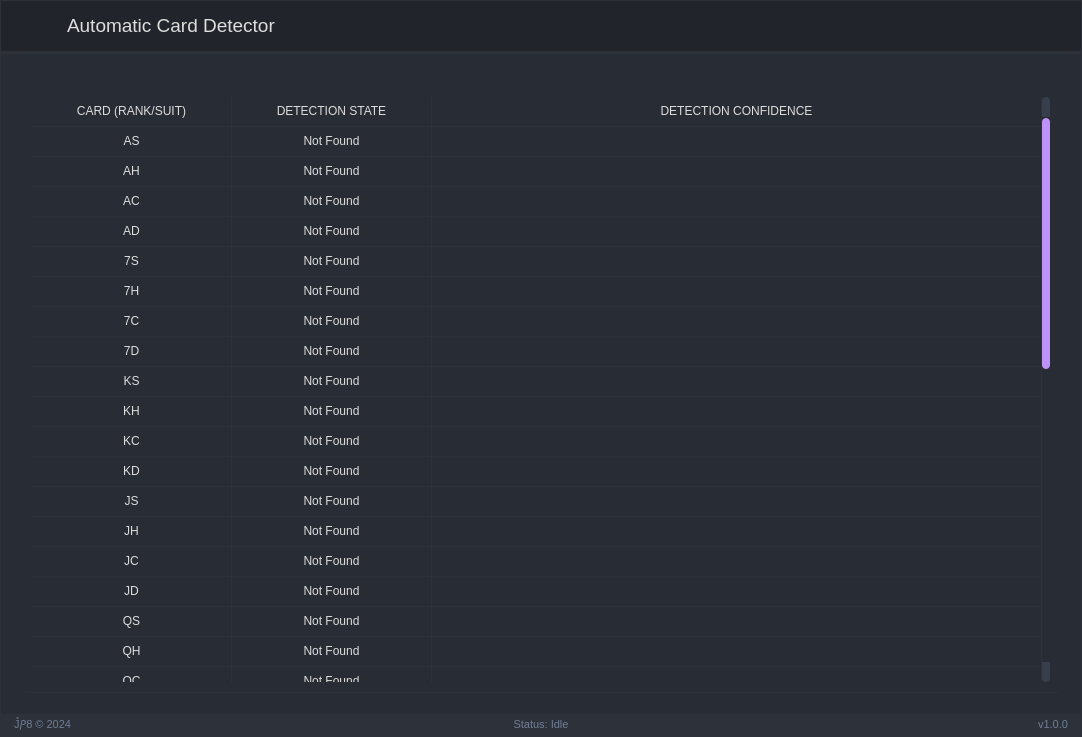
Qt form main.ui (8JP8/CardDetectorApp) before a commit.
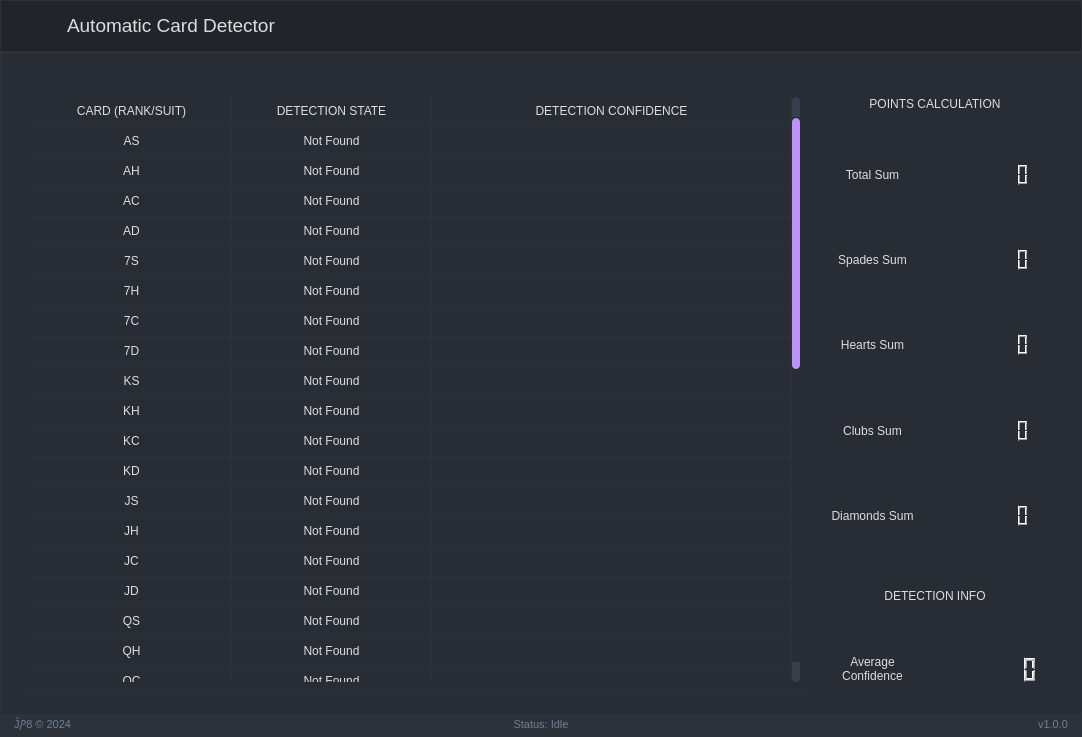
The same form after that commit. The open tabs and pages were chosen to show the change. Icons and pictures are not drawn.

The edit to the form file:
```diff
--- a/main.ui
+++ b/main.ui
@@ -2564,6 +2564,9 @@
                             <property name="frameShape">
                              <enum>QFrame::NoFrame</enum>
                             </property>
+                            <property name="lineWidth">
+                             <number>1</number>
+                            </property>
                             <property name="verticalScrollBarPolicy">
                              <enum>Qt::ScrollBarAlwaysOn</enum>
                             </property>
@@ -3820,6 +3823,315 @@
                             </item>
                            </widget>
                           </item>
+                          <item>
+                           <layout class="QVBoxLayout" name="verticalLayout_9">
+                            <item>
+                             <spacer name="verticalSpacer">
+                              <property name="orientation">
+                               <enum>Qt::Vertical</enum>
+                              </property>
+                              <property name="sizeType">
+                               <enum>QSizePolicy::Fixed</enum>
+                              </property>
+                              <property name="sizeHint" stdset="0">
+                               <size>
+                                <width>20</width>
+                                <height>10</height>
+                               </size>
+                              </property>
+                             </spacer>
+                            </item>
+                            <item>
+                             <widget class="QLabel" name="label">
+                              <property name="minimumSize">
+                               <size>
+                                <width>250</width>
+                                <height>0</height>
+                               </size>
+                              </property>
+                              <property name="text">
+                               <string>POINTS CALCULATION</string>
+                              </property>
+                              <property name="textFormat">
+                               <enum>Qt::AutoText</enum>
+                              </property>
+                              <property name="alignment">
+                               <set>Qt::AlignCenter</set>
+                              </property>
+                             </widget>
+                            </item>
+                            <item>
+                             <spacer name="verticalSpacer_2">
+                              <property name="orientation">
+                               <enum>Qt::Vertical</enum>
+                              </property>
+                              <property name="sizeType">
+                               <enum>QSizePolicy::Expanding</enum>
+                              </property>
+                              <property name="sizeHint" stdset="0">
+                               <size>
+                                <width>50</width>
+                                <height>50</height>
+                               </size>
+                              </property>
+                             </spacer>
+                            </item>
+                            <item>
+                             <layout class="QHBoxLayout" name="horizontalLayout_8" stretch="0,0">
+                              <property name="sizeConstraint">
+                               <enum>QLayout::SetDefaultConstraint</enum>
+                              </property>
+                              <property name="bottomMargin">
+                               <number>10</number>
+                              </property>
+                              <item>
+                               <widget class="QLabel" name="label_2">
+                                <property name="text">
+                                 <string>Total Sum</string>
+                                </property>
+                                <property name="alignment">
+                                 <set>Qt::AlignCenter</set>
+                                </property>
+                               </widget>
+                              </item>
+                              <item>
+                               <widget class="QLCDNumber" name="lcdNumber_2">
+                                <property name="digitCount">
+                                 <number>6</number>
+                                </property>
+                               </widget>
+                              </item>
+                             </layout>
+                            </item>
+                            <item>
+                             <spacer name="verticalSpacer_3">
+                              <property name="orientation">
+                               <enum>Qt::Vertical</enum>
+                              </property>
+                              <property name="sizeHint" stdset="0">
+                               <size>
+                                <width>20</width>
+                                <height>40</height>
+                               </size>
+                              </property>
+                             </spacer>
+                            </item>
+                            <item>
+                             <layout class="QHBoxLayout" name="horizontalLayout_9">
+                              <property name="topMargin">
+                               <number>0</number>
+                              </property>
+                              <property name="bottomMargin">
+                               <number>10</number>
+                              </property>
+                              <item>
+                               <widget class="QLabel" name="label_3">
+                                <property name="text">
+                                 <string>Spades Sum</string>
+                                </property>
+                                <property name="alignment">
+                                 <set>Qt::AlignCenter</set>
+                                </property>
+                               </widget>
+                              </item>
+                              <item>
+                               <widget class="QLCDNumber" name="lcdNumber">
+                                <property name="layoutDirection">
+                                 <enum>Qt::LeftToRight</enum>
+                                </property>
+                                <property name="smallDecimalPoint">
+                                 <bool>false</bool>
+                                </property>
+                                <property name="digitCount">
+                                 <number>6</number>
+                                </property>
+                                <property name="segmentStyle">
+                                 <enum>QLCDNumber::Filled</enum>
+                                </property>
+                                <property name="intValue" stdset="0">
+                                 <number>0</number>
+                                </property>
+                               </widget>
+                              </item>
+                             </layout>
+                            </item>
+                            <item>
+                             <spacer name="verticalSpacer_4">
+                              <property name="orientation">
+                               <enum>Qt::Vertical</enum>
+                              </property>
+                              <property name="sizeHint" stdset="0">
+                               <size>
+                                <width>20</width>
+                                <height>40</height>
+                               </size>
+                              </property>
+                             </spacer>
+                            </item>
+                            <item>
+                             <layout class="QHBoxLayout" name="horizontalLayout_11">
+                              <property name="bottomMargin">
+                               <number>10</number>
+                              </property>
+                              <item>
+                               <widget class="QLabel" name="label_4">
+                                <property name="text">
+                                 <string>Hearts Sum</string>
+                                </property>
+                                <property name="alignment">
+                                 <set>Qt::AlignCenter</set>
+                                </property>
+                               </widget>
+                              </item>
+                              <item>
+                               <widget class="QLCDNumber" name="lcdNumber_3">
+                                <property name="digitCount">
+                                 <number>6</number>
+                                </property>
+                               </widget>
+                              </item>
+                             </layout>
+                            </item>
+                            <item>
+                             <spacer name="verticalSpacer_5">
+                              <property name="orientation">
+                               <enum>Qt::Vertical</enum>
+                              </property>
+                              <property name="sizeHint" stdset="0">
+                               <size>
+                                <width>20</width>
+                                <height>40</height>
+                               </size>
+                              </property>
+                             </spacer>
+                            </item>
+                            <item>
+                             <layout class="QHBoxLayout" name="horizontalLayout_14">
+                              <property name="bottomMargin">
+                               <number>10</number>
+                              </property>
+                              <item>
+                               <widget class="QLabel" name="label_5">
+                                <property name="text">
+                                 <string>Clubs Sum</string>
+                                </property>
+                                <property name="alignment">
+                                 <set>Qt::AlignCenter</set>
+                                </property>
+                               </widget>
+                              </item>
+                              <item>
+                               <widget class="QLCDNumber" name="lcdNumber_4">
+                                <property name="digitCount">
+                                 <number>6</number>
+                                </property>
+                               </widget>
+                              </item>
+                             </layout>
+                            </item>
+                            <item>
+                             <spacer name="verticalSpacer_6">
+                              <property name="orientation">
+                               <enum>Qt::Vertical</enum>
+                              </property>
+                              <property name="sizeHint" stdset="0">
+                               <size>
+                                <width>20</width>
+                                <height>40</height>
+                               </size>
+                              </property>
+                             </spacer>
+                            </item>
+                            <item>
+                             <layout class="QHBoxLayout" name="horizontalLayout_23">
+                              <property name="bottomMargin">
+                               <number>10</number>
+                              </property>
+                              <item>
+                               <widget class="QLabel" name="label_6">
+                                <property name="text">
+                                 <string>Diamonds Sum</string>
+                                </property>
+                                <property name="alignment">
+                                 <set>Qt::AlignCenter</set>
+                                </property>
+                               </widget>
+                              </item>
+                              <item>
+                               <widget class="QLCDNumber" name="lcdNumber_5">
+                                <property name="digitCount">
+                                 <number>6</number>
+                                </property>
+                               </widget>
+                              </item>
+                             </layout>
+                            </item>
+                            <item>
+                             <spacer name="verticalSpacer_7">
+                              <property name="orientation">
+                               <enum>Qt::Vertical</enum>
+                              </property>
+                              <property name="sizeHint" stdset="0">
+                               <size>
+                                <width>20</width>
+                                <height>20</height>
+                               </size>
+                              </property>
+                             </spacer>
+                            </item>
+                            <item>
+                             <widget class="QLabel" name="label_7">
+                              <property name="text">
+                               <string>DETECTION INFO</string>
+                              </property>
+                              <property name="alignment">
+                               <set>Qt::AlignCenter</set>
+                              </property>
+                             </widget>
+                            </item>
+                            <item>
+                             <spacer name="verticalSpacer_8">
+                              <property name="orientation">
+                               <enum>Qt::Vertical</enum>
+                              </property>
+                              <property name="sizeHint" stdset="0">
+                               <size>
+                                <width>20</width>
+                                <height>40</height>
+                               </size>
+                              </property>
+                             </spacer>
+                            </item>
+                            <item>
+                             <layout class="QHBoxLayout" name="horizontalLayout_33">
+                              <property name="bottomMargin">
+                               <number>10</number>
+                              </property>
+                              <item>
+                               <widget class="QLabel" name="averageconfidence_Lb">
+                                <property name="text">
+                                 <string>Average
+Confidence</string>
+                                </property>
+                                <property name="alignment">
+                                 <set>Qt::AlignCenter</set>
+                                </property>
+                                <property name="wordWrap">
+                                 <bool>true</bool>
+                                </property>
+                               </widget>
+                              </item>
+                              <item>
+                               <widget class="QLCDNumber" name="averageconfidence_Lcd">
+                                <property name="digitCount">
+                                 <number>6</number>
+                                </property>
+                               </widget>
+                              </item>
+                             </layout>
+                            </item>
+                           </layout>
+                          </item>
                          </layout>
                         </widget>
                        </item>
```
Left out of the diff: 12 changed lines with no effect on the pictures.
